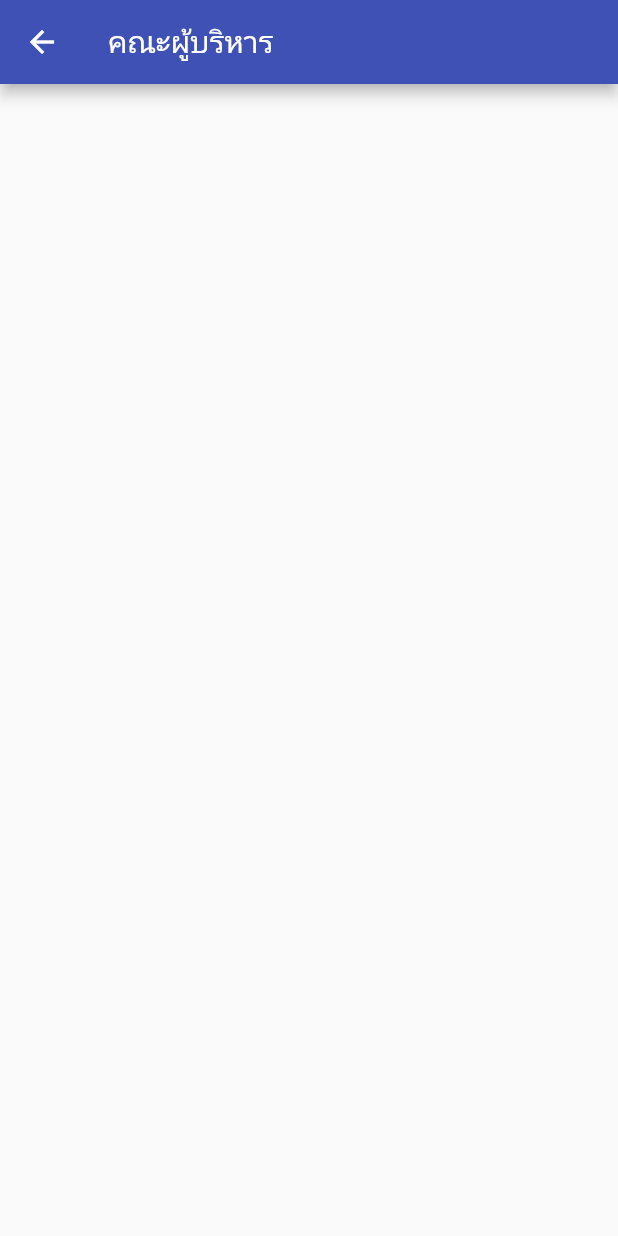
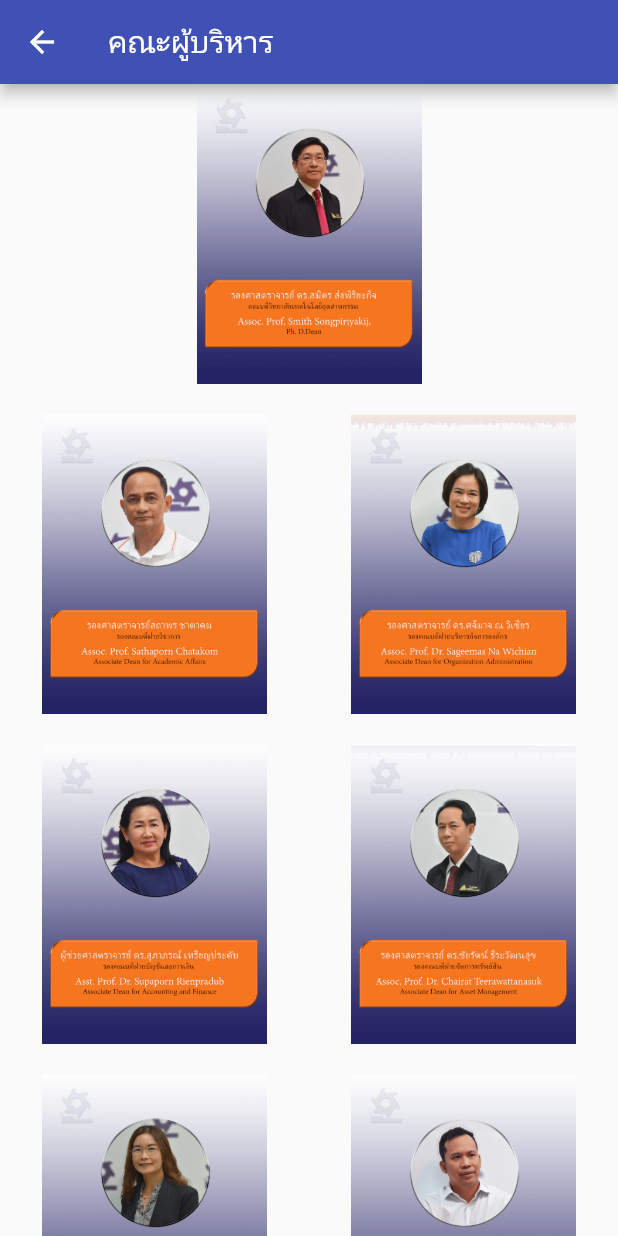
Before and after one commit to masterUNG/UngCitkutub, a Flutter app: the MyBoss screen opened directly, on a phone screen of 412 x 824 dp. Run offline on Flutter 3.47's test engine with Material 2 defaults, Android fonts, the phone set to English and light mode, and no system bars.

Commit message:
before Lunch

```diff
--- a/lib/page/my_boss.dart
+++ b/lib/page/my_boss.dart
@@ -1,4 +1,5 @@
 import 'package:flutter/material.dart';
+import 'package:ungcitkutub/utility/my_style.dart';
 
 class MyBoss extends StatefulWidget {
   @override
@@ -9,7 +10,92 @@ class _MyBossState extends State<MyBoss> {
   @override
   Widget build(BuildContext context) {
     return Scaffold(
-      appBar: AppBar(title: Text('คณะผู้บริหาร'),),
+      appBar: AppBar(
+        title: Text('คณะผู้บริหาร'),
+      ),
+      body: SingleChildScrollView(
+        child: Column(
+          children: <Widget>[
+            row1(),
+            MyStyle().mySizeBox(20.0),
+            row2(),
+            MyStyle().mySizeBox(20.0),
+            row3(),
+            MyStyle().mySizeBox(20.0),
+            row4(),
+            MyStyle().mySizeBox(20.0),
+            row5(),
+            MyStyle().mySizeBox(20.0),
+            row6(),
+            MyStyle().mySizeBox(20.0),
+          ],
+        ),
+      ),
     );
   }
+
+  Row row1() {
+    return Row(
+      mainAxisAlignment: MainAxisAlignment.center,
+      children: <Widget>[
+        createImage('persor1'),
+      ],
+    );
+  }
+
+  Row row2() {
+    return Row(
+      mainAxisAlignment: MainAxisAlignment.spaceAround,
+      children: <Widget>[
+        createImage('persor2'),
+        createImage('persor3'),
+      ],
+    );
+  }
+
+  Row row3() {
+    return Row(
+      mainAxisAlignment: MainAxisAlignment.spaceAround,
+      children: <Widget>[
+        createImage('persor4'),
+        createImage('persor5'),
+      ],
+    );
+  }
+
+  Row row4() {
+    return Row(
+      mainAxisAlignment: MainAxisAlignment.spaceAround,
+      children: <Widget>[
+        createImage('persor6'),
+        createImage('persor7'),
+      ],
+    );
+  }
+
+  Row row5() {
+    return Row(
+      mainAxisAlignment: MainAxisAlignment.spaceAround,
+      children: <Widget>[
+        createImage('persor8'),
+        createImage('persor9'),
+      ],
+    );
+  }
+
+  Row row6() {
+    return Row(
+      mainAxisAlignment: MainAxisAlignment.spaceAround,
+      children: <Widget>[
+        createImage('persor10'),
+        createImage('persor11'),
+      ],
+    );
+  }
+
+  Container createImage(String string) => Container(
+        width: 150.0,
+        height: 200.0,
+        child: Image.asset('images/$string.png'),
+      );
 }
--- /dev/null
+++ b/lib/page/my_content.dart
@@ -0,0 +1,35 @@
+import 'package:flutter/material.dart';
+
+class MyContent extends StatefulWidget {
+  @override
+  _MyContentState createState() => _MyContentState();
+}
+
+class _MyContentState extends State<MyContent> {
+  @override
+  Widget build(BuildContext context) {
+    return Scaffold(
+      appBar: AppBar(
+        title: Text('หลักสูตร'),
+      ),
+      body: Column(
+        children: <Widget>[
+          buttonTop(),
+        ],
+      ),
+    );
+  }
+
+  Widget buttonTop() {
+    return Row(mainAxisAlignment: MainAxisAlignment.center,
+      children: <Widget>[
+        Container(width: 250.0,
+          child: RaisedButton(
+            onPressed: () {},
+            child: Text('ปริญญาโท'),
+          ),
+        ),
+      ],
+    );
+  }
+}
--- a/lib/widget/main_page.dart
+++ b/lib/widget/main_page.dart
@@ -1,6 +1,7 @@
 import 'package:flutter/material.dart';
 import 'package:ungcitkutub/page/history.dart';
 import 'package:ungcitkutub/page/my_boss.dart';
+import 'package:ungcitkutub/page/my_content.dart';
 import 'package:ungcitkutub/utility/my_style.dart';
 
 class MainPage extends StatefulWidget {
@@ -22,7 +23,7 @@ class _MainPageState extends State<MainPage> {
               children: <Widget>[
                 createItem('item1', History()),
                 createItem('item2', MyBoss()),
-                createItem('item3', History())
+                createItem('item3', MyContent())
               ],
             ),
             mySizebox(),
```
Also changed, not shown: images/persor1.png (added), images/persor10.png (added), images/persor11.png (added), images/persor2.png (added), images/persor3.png (added), images/persor4.png (added), images/persor5.png (added), images/persor6.png (added), images/persor7.png (added), images/persor8.png (added), images/persor9.png (added).
